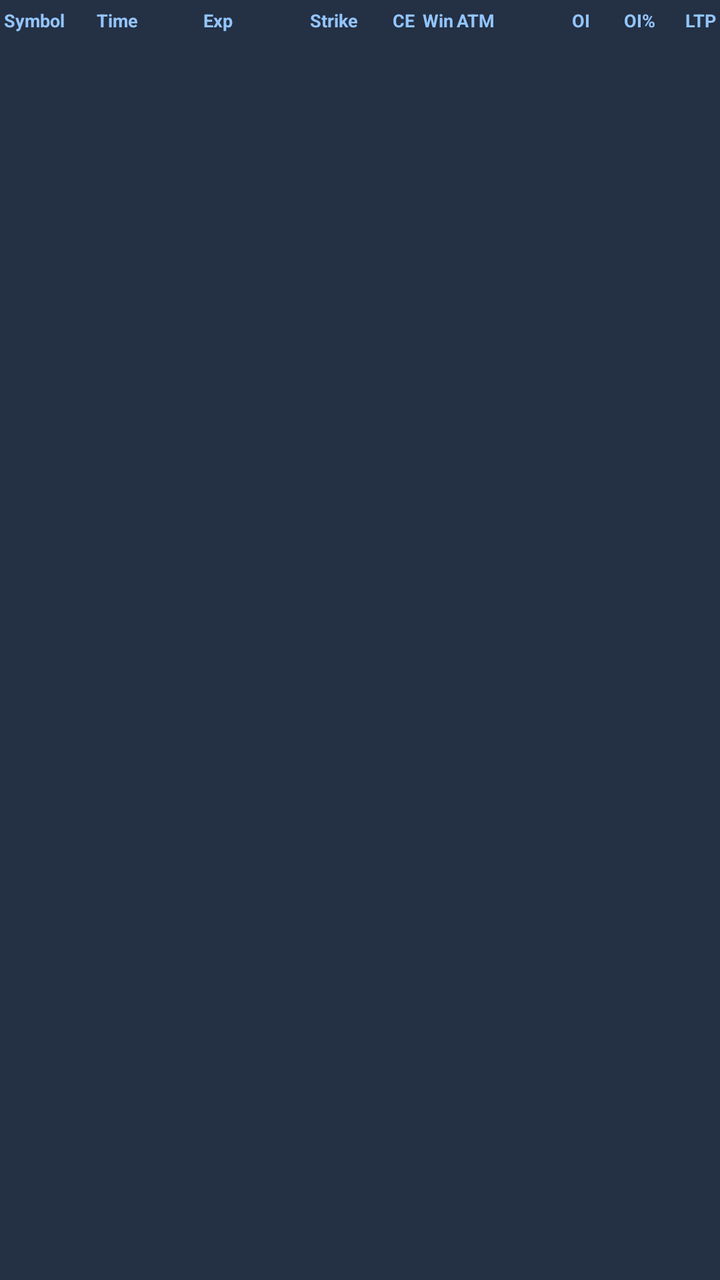
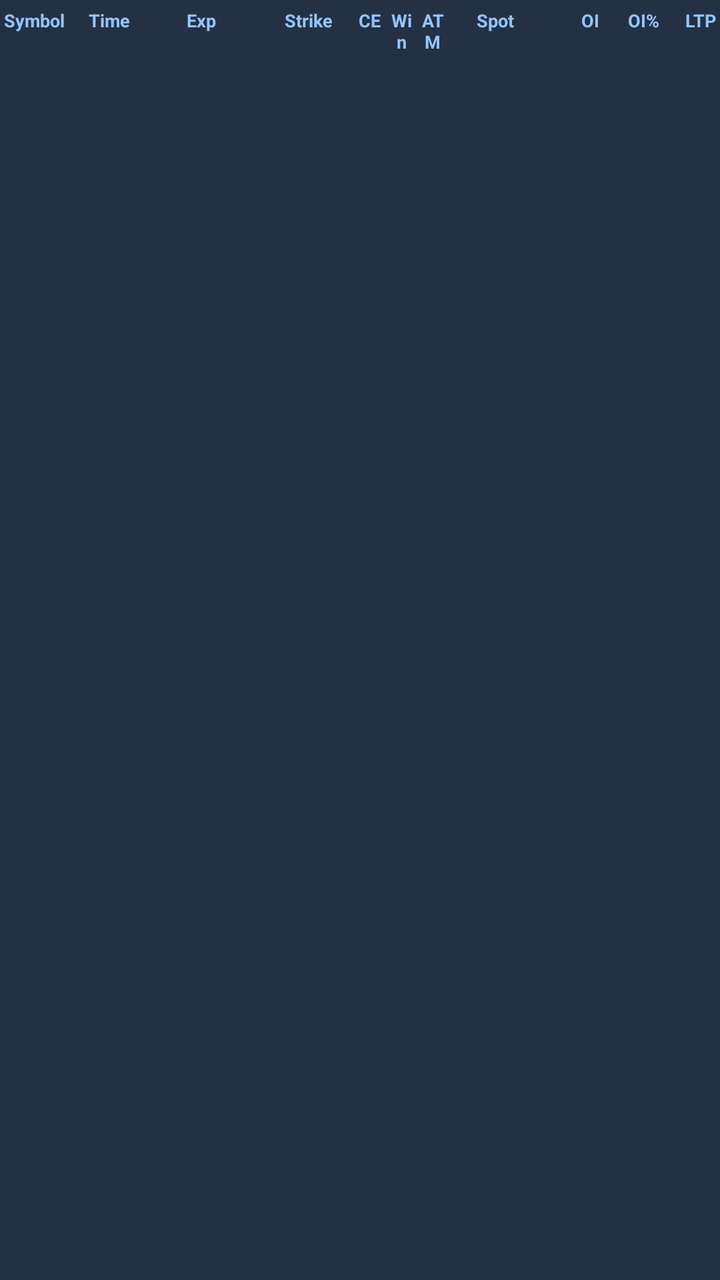

Compare the two renders of this Android layout. The source of the first and the diff that turns it into the second are given below.
<!-- AndroidManifest.xml: application theme Theme.OISpikeDetector -->
<!-- res/layout/table_header.xml -->
<?xml version="1.0" encoding="utf-8"?>
<LinearLayout xmlns:android="http://schemas.android.com/apk/res/android"
    android:layout_width="match_parent"
    android:layout_height="wrap_content"
    android:orientation="horizontal"
    android:paddingTop="4dp"
    android:paddingBottom="4dp"
    android:paddingLeft="2dp"
    android:paddingRight="2dp"
    android:background="#243044">

    <TextView android:id="@+id/hdrSymbol" android:layout_width="0dp" android:layout_height="wrap_content"
        android:layout_weight="1.0" android:text="Symbol" android:textColor="#93C5FD" android:textSize="9sp" android:textStyle="bold" />
    <TextView android:id="@+id/hdrTime" android:layout_width="0dp" android:layout_height="wrap_content"
        android:layout_weight="1.15" android:text="Time" android:textColor="#93C5FD" android:textSize="9sp" android:textStyle="bold" />
    <TextView android:id="@+id/hdrExpiry" android:layout_width="0dp" android:layout_height="wrap_content"
        android:layout_weight="1.15" android:text="Exp" android:textColor="#93C5FD" android:textSize="9sp" android:textStyle="bold" />
    <TextView android:id="@+id/hdrStrike" android:layout_width="0dp" android:layout_height="wrap_content"
        android:layout_weight="0.8" android:text="Strike" android:textColor="#93C5FD" android:textSize="9sp" android:textStyle="bold" />
    <TextView android:id="@+id/hdrType" android:layout_width="0dp" android:layout_height="wrap_content"
        android:layout_weight="0.4" android:text="CE" android:textColor="#93C5FD" android:textSize="9sp" android:textStyle="bold" android:gravity="center" />
    <TextView android:id="@+id/hdrWin" android:layout_width="0dp" android:layout_height="wrap_content"
        android:layout_weight="0.35" android:text="Win" android:textColor="#93C5FD" android:textSize="9sp" android:textStyle="bold" android:gravity="center" />
    <TextView android:id="@+id/hdrAtm" android:layout_width="0dp" android:layout_height="wrap_content"
        android:layout_weight="0.45" android:text="ATM" android:textColor="#93C5FD" android:textSize="9sp" android:textStyle="bold" android:gravity="center" />
    <TextView android:id="@+id/hdrOi" android:layout_width="0dp" android:layout_height="wrap_content"
        android:layout_weight="1.0" android:text="OI" android:textColor="#93C5FD" android:textSize="9sp" android:textStyle="bold" android:gravity="end" />
    <TextView android:id="@+id/hdrOiPct" android:layout_width="0dp" android:layout_height="wrap_content"
        android:layout_weight="0.7" android:text="OI%" android:textColor="#93C5FD" android:textSize="9sp" android:textStyle="bold" android:gravity="end" />
    <TextView android:id="@+id/hdrLtp" android:layout_width="0dp" android:layout_height="wrap_content"
        android:layout_weight="0.65" android:text="LTP" android:textColor="#93C5FD" android:textSize="9sp" android:textStyle="bold" android:gravity="end" />
</LinearLayout>
<!-- resources referenced by this layout -->
<resources>
  <style name="Theme.OISpikeDetector" parent="Theme.AppCompat.DayNight.DarkActionBar">
          <item name="colorPrimary">#3B82F6</item>
          <item name="colorPrimaryDark">#1D4ED8</item>
          <item name="colorAccent">#3B82F6</item>
          <item name="android:statusBarColor">#0F1419</item>
          <item name="android:windowBackground">#0F1419</item>
      </style>
</resources>

<!-- the commit's change to res/layout/table_header.xml (unified diff, before → after) -->
@@ -22,7 +22,9 @@
     <TextView android:id="@+id/hdrWin" android:layout_width="0dp" android:layout_height="wrap_content"
         android:layout_weight="0.35" android:text="Win" android:textColor="#93C5FD" android:textSize="9sp" android:textStyle="bold" android:gravity="center" />
     <TextView android:id="@+id/hdrAtm" android:layout_width="0dp" android:layout_height="wrap_content"
-        android:layout_weight="0.45" android:text="ATM" android:textColor="#93C5FD" android:textSize="9sp" android:textStyle="bold" android:gravity="center" />
+        android:layout_weight="0.4" android:text="ATM" android:textColor="#93C5FD" android:textSize="9sp" android:textStyle="bold" android:gravity="center" />
+    <TextView android:id="@+id/hdrSpot" android:layout_width="0dp" android:layout_height="wrap_content"
+        android:layout_weight="0.75" android:text="Spot" android:textColor="#93C5FD" android:textSize="9sp" android:textStyle="bold" android:gravity="end" />
     <TextView android:id="@+id/hdrOi" android:layout_width="0dp" android:layout_height="wrap_content"
         android:layout_weight="1.0" android:text="OI" android:textColor="#93C5FD" android:textSize="9sp" android:textStyle="bold" android:gravity="end" />
     <TextView android:id="@+id/hdrOiPct" android:layout_width="0dp" android:layout_height="wrap_content"
